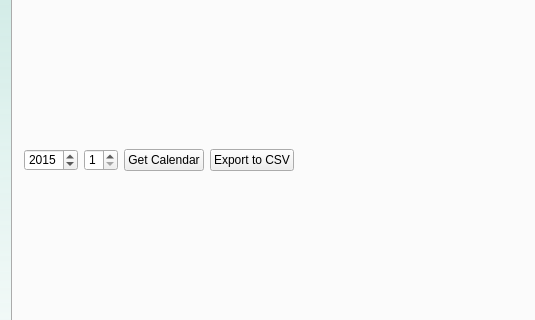
liranbg/JCEaverageCalculator, file main/mainscreen.ui: the form before one commit; both pictures show x 0 to 535 and y 136 to 456 of the 1133 by 623 pixel window.
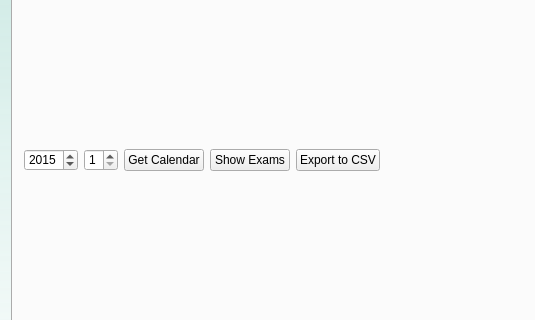
The form after the commit. The open tabs and pages were chosen to show the change. Icons and pictures are not drawn.

Patch:
```diff
--- a/main/mainscreen.ui
+++ b/main/mainscreen.ui
@@ -606,6 +606,13 @@
                 </property>
                </widget>
               </item>
+              <item>
+               <widget class="QPushButton" name="examsBtn">
+                <property name="text">
+                 <string>Show Exams</string>
+                </property>
+               </widget>
+              </item>
               <item>
                <widget class="QPushButton" name="exportToCVSBtn">
                 <property name="text">
```
Left out of the diff: 4 changed lines with no effect on the pictures.
